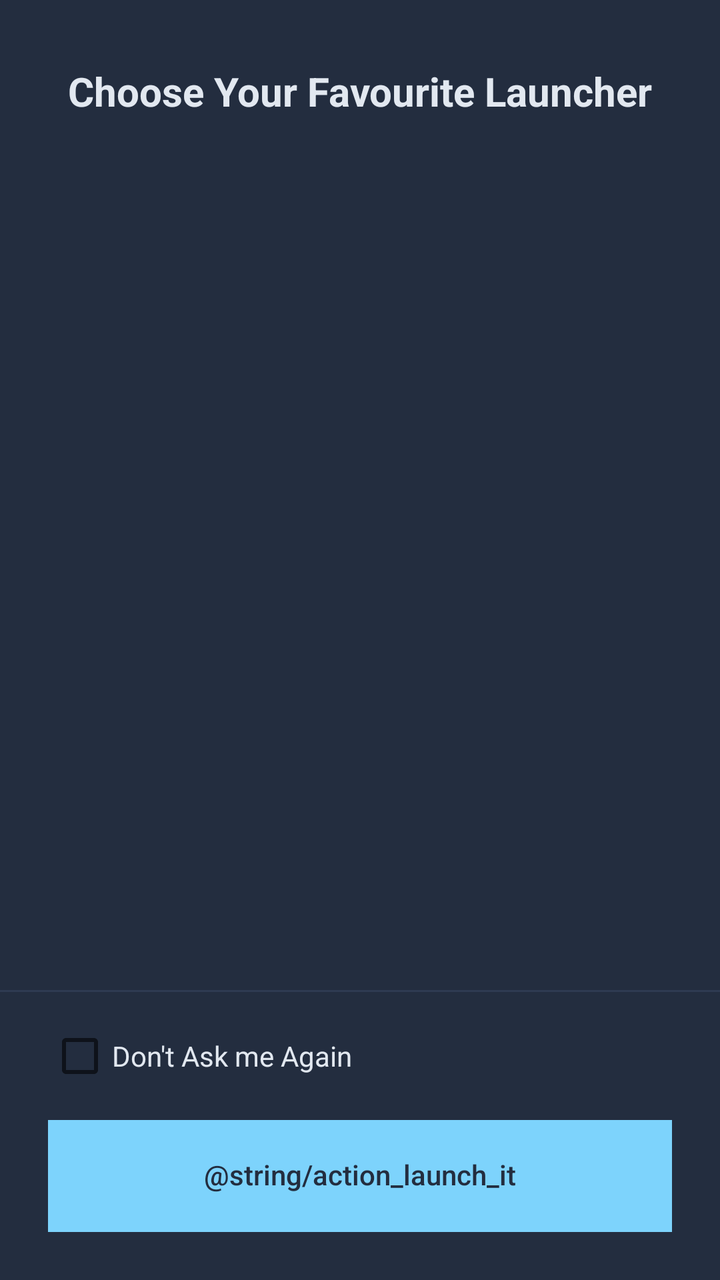
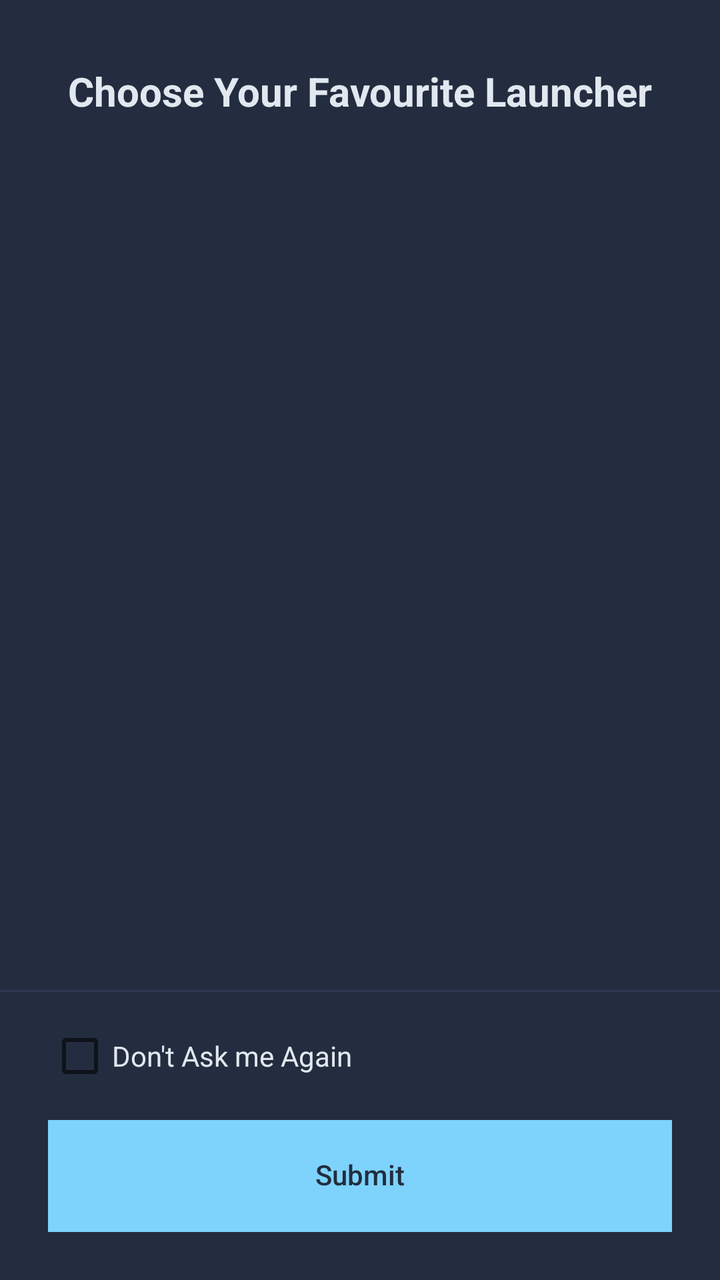

Compare the two renders of this Android layout. The source of the first and the diff that turns it into the second are given below.
<!-- AndroidManifest.xml: activity theme Theme.NihalHome -->
<!-- res/layout/activity_choose_launcher.xml -->
<?xml version="1.0" encoding="utf-8"?>
<LinearLayout xmlns:android="http://schemas.android.com/apk/res/android"
    android:layout_width="match_parent"
    android:layout_height="match_parent"
    android:orientation="vertical"
    android:background="@color/onboarding_background">

    <TextView
        android:id="@+id/textSheetTitle"
        android:layout_width="match_parent"
        android:layout_height="wrap_content"
        android:gravity="center_horizontal"
        android:paddingTop="32dp"
        android:paddingBottom="16dp"
        android:text="@string/choose_favourite_launcher_title"
        android:textColor="@color/onboarding_heading"
        android:textSize="20sp"
        android:textStyle="bold" />

    <ScrollView
        android:layout_width="match_parent"
        android:layout_height="0dp"
        android:layout_weight="1">

        <LinearLayout
            android:id="@+id/launcherListContainer"
            android:layout_width="match_parent"
            android:layout_height="wrap_content"
            android:orientation="vertical"
            android:paddingStart="24dp"
            android:paddingEnd="24dp" />

    </ScrollView>

    <View
        android:layout_width="match_parent"
        android:layout_height="1dp"
        android:background="@color/onboarding_button_unselected" />

    <CheckBox
        android:id="@+id/checkboxDontAskAgain"
        android:layout_width="wrap_content"
        android:layout_height="wrap_content"
        android:layout_marginStart="24dp"
        android:layout_marginTop="16dp"
        android:text="@string/dont_ask_me_again"
        android:textColor="@color/onboarding_heading" />

    <Button
        android:id="@+id/buttonLaunchIt"
        android:layout_width="match_parent"
        android:layout_height="56dp"
        android:layout_marginStart="24dp"
        android:layout_marginEnd="24dp"
        android:layout_marginTop="16dp"
        android:layout_marginBottom="24dp"
        android:background="@color/onboarding_accent"
        android:enabled="false"
        android:text="@string/action_launch_it"
        android:textColor="@color/onboarding_button_text"
        android:textAllCaps="false"
        android:includeFontPadding="false"
        android:elevation="0dp" />

</LinearLayout>
<!-- resources referenced by this layout -->
<resources>
  <color name="onboarding_accent">#7DD3FC</color>
  <color name="onboarding_background">#232D3F</color>
  <color name="onboarding_button_text">#232D3F</color>
  <color name="onboarding_button_unselected">#2E3A52</color>
  <color name="onboarding_heading">#E2E8F0</color>
  <string name="choose_favourite_launcher_title">Choose Your Favourite Launcher</string>
  <string name="dont_ask_me_again">Don\'t Ask me Again</string>
  <style name="Theme.NihalHome" parent="android:Theme.Material.Light.NoActionBar">
          <item name="android:windowBackground">@android:color/white</item>
          <item name="android:statusBarColor">@android:color/white</item>
          <item name="android:navigationBarColor">@android:color/white</item>
          <item name="android:windowLightStatusBar">true</item>
      </style>
</resources>

<!-- the commit's change to res/layout/activity_choose_launcher.xml (unified diff, before → after) -->
@@ -47,7 +47,7 @@
         android:textColor="@color/onboarding_heading" />
 
     <Button
-        android:id="@+id/buttonLaunchIt"
+        android:id="@+id/buttonSubmit"
         android:layout_width="match_parent"
         android:layout_height="56dp"
         android:layout_marginStart="24dp"
@@ -56,7 +56,7 @@
         android:layout_marginBottom="24dp"
         android:background="@color/onboarding_accent"
         android:enabled="false"
-        android:text="@string/action_launch_it"
+        android:text="@string/action_submit"
         android:textColor="@color/onboarding_button_text"
         android:textAllCaps="false"
         android:includeFontPadding="false"
<!-- resource entries referenced after the edit -->
@@ -5,6 +5,7 @@
   <color name="onboarding_button_text">#232D3F</color>
   <color name="onboarding_button_unselected">#2E3A52</color>
   <color name="onboarding_heading">#E2E8F0</color>
+  <string name="action_submit">Submit</string>
   <string name="choose_favourite_launcher_title">Choose Your Favourite Launcher</string>
   <string name="dont_ask_me_again">Don\'t Ask me Again</string>
   <style name="Theme.NihalHome" parent="android:Theme.Material.Light.NoActionBar">
